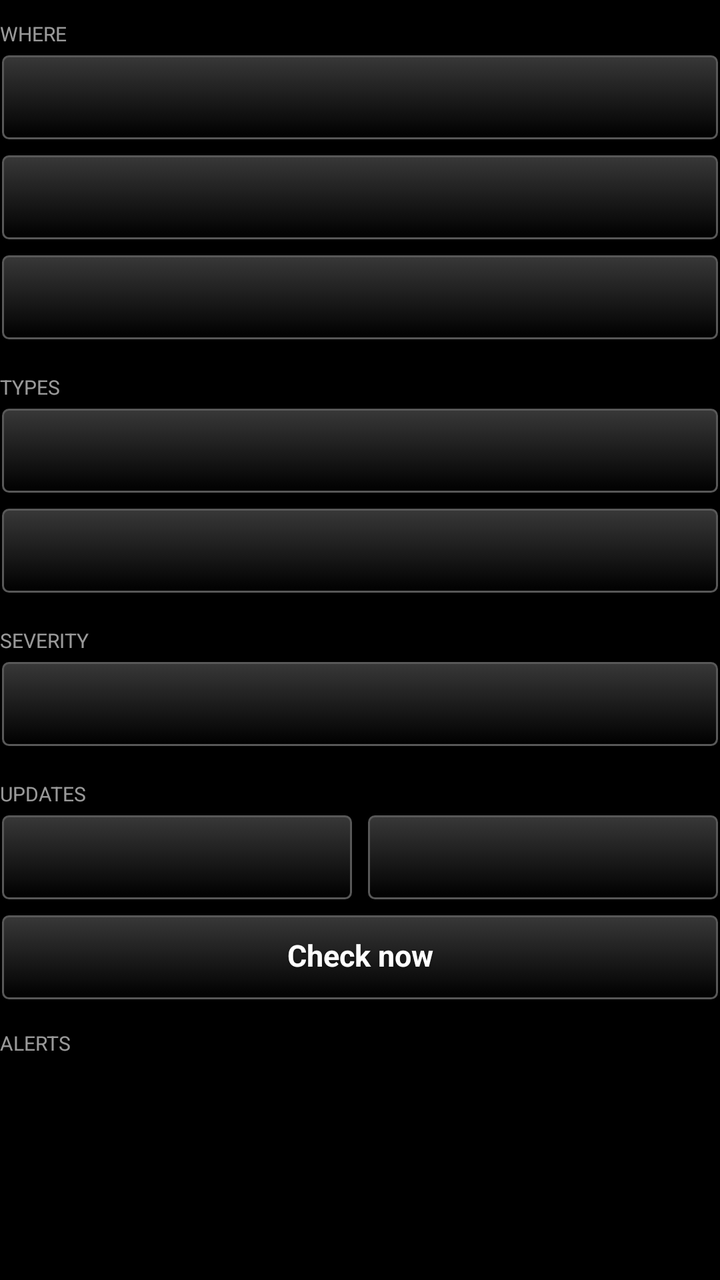
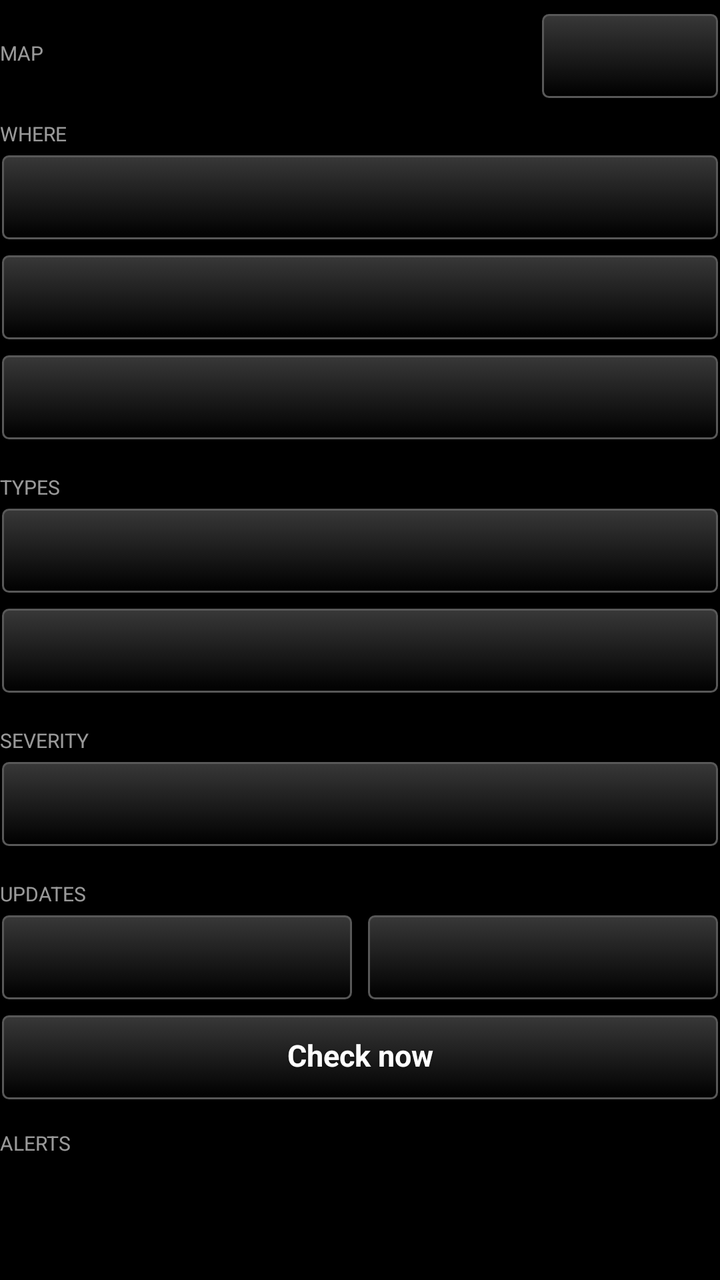

An Android layout rendered at two revisions. The XML below is the earlier revision; the diff shows what the commit changed to produce the second picture.
<!-- AndroidManifest.xml: application theme AppTheme -->
<!-- res/layout/controls_header.xml -->
<?xml version="1.0" encoding="utf-8"?>
<LinearLayout xmlns:android="http://schemas.android.com/apk/res/android"
    android:layout_width="match_parent"
    android:layout_height="wrap_content"
    android:orientation="vertical">

    
    <Button
        android:id="@+id/btn_map_key"
        style="@style/TakwerxButton"
        android:layout_width="match_parent"
        android:layout_height="wrap_content"
        android:layout_marginTop="6dp"
        android:visibility="gone"
        android:text="@string/map_key_show" />

    <LinearLayout
        android:id="@+id/map_key"
        android:layout_width="match_parent"
        android:layout_height="wrap_content"
        android:orientation="vertical"
        android:paddingTop="6dp"
        android:paddingLeft="4dp"
        android:visibility="gone" />

    <TextView
        style="@style/TakwerxSectionHeading"
        android:layout_width="match_parent"
        android:layout_height="wrap_content"
        android:text="@string/heading_where" />

    <Button
        android:id="@+id/btn_regions"
        style="@style/TakwerxButton"
        android:layout_width="match_parent"
        android:layout_height="wrap_content"
        android:layout_marginBottom="6dp" />

    <Button
        android:id="@+id/btn_states"
        style="@style/TakwerxButton"
        android:layout_width="match_parent"
        android:layout_height="wrap_content"
        android:layout_marginBottom="6dp" />

    <Button
        android:id="@+id/btn_counties"
        style="@style/TakwerxButton"
        android:layout_width="match_parent"
        android:layout_height="wrap_content"
        android:layout_marginBottom="6dp" />

    <TextView
        style="@style/TakwerxSectionHeading"
        android:layout_width="match_parent"
        android:layout_height="wrap_content"
        android:text="@string/heading_types" />

    <Button
        android:id="@+id/btn_categories"
        style="@style/TakwerxButton"
        android:layout_width="match_parent"
        android:layout_height="wrap_content"
        android:layout_marginBottom="6dp" />

    <Button
        android:id="@+id/btn_events"
        style="@style/TakwerxButton"
        android:layout_width="match_parent"
        android:layout_height="wrap_content"
        android:layout_marginBottom="6dp" />

    <TextView
        style="@style/TakwerxSectionHeading"
        android:layout_width="match_parent"
        android:layout_height="wrap_content"
        android:text="@string/heading_severity" />

    <Button
        android:id="@+id/btn_severity"
        style="@style/TakwerxButton"
        android:layout_width="match_parent"
        android:layout_height="wrap_content"
        android:layout_marginBottom="6dp" />

    <TextView
        style="@style/TakwerxSectionHeading"
        android:layout_width="match_parent"
        android:layout_height="wrap_content"
        android:text="@string/heading_updates" />

    <LinearLayout
        android:layout_width="match_parent"
        android:layout_height="wrap_content"
        android:orientation="horizontal">

        <Button
            android:id="@+id/btn_interval"
            style="@style/TakwerxButton"
            android:layout_width="0dp"
            android:layout_weight="1"
            android:layout_height="wrap_content"
            android:layout_marginRight="3dp" />

        <Button
            android:id="@+id/btn_notify"
            style="@style/TakwerxButton"
            android:layout_width="0dp"
            android:layout_weight="1"
            android:layout_height="wrap_content"
            android:layout_marginLeft="3dp" />
    </LinearLayout>

    <Button
        android:id="@+id/btn_refresh"
        style="@style/TakwerxButton"
        android:layout_width="match_parent"
        android:layout_height="wrap_content"
        android:layout_marginTop="6dp"
        android:text="@string/refresh_now" />

    <TextView
        android:id="@+id/alerts_heading"
        style="@style/TakwerxSectionHeading"
        android:layout_width="match_parent"
        android:layout_height="wrap_content"
        android:paddingTop="14dp"
        android:text="@string/heading_alerts" />

</LinearLayout>
<!-- resources referenced by this layout -->
<resources>
  <string name="heading_alerts">Alerts</string>
  <string name="heading_severity">Severity</string>
  <string name="heading_types">Types</string>
  <string name="heading_updates">Updates</string>
  <string name="heading_where">Where</string>
  <string name="map_key_show">Show map key</string>
  <string name="refresh_now">Check now</string>
  <style name="TakwerxButton" parent="@style/darkButton">
          <item name="android:paddingLeft">12dp</item>
          <item name="android:paddingRight">12dp</item>
          <item name="android:paddingTop">6dp</item>
          <item name="android:paddingBottom">8dp</item>
          <item name="android:minHeight">44dp</item>
          <item name="android:minWidth">0dp</item>
          <item name="android:textSize">15sp</item>
          <item name="android:singleLine">true</item>
          <item name="android:ellipsize">end</item>
      </style>
  <style name="TakwerxSectionHeading">
          <item name="android:textSize">10sp</item>
          <item name="android:textAllCaps">true</item>
          <item name="android:textColor">@color/white</item>
          <item name="android:alpha">0.6</item>
          <item name="android:paddingTop">10dp</item>
          <item name="android:paddingBottom">3dp</item>
      </style>
  <style name="AppTheme" parent="@android:style/Theme.Holo">
          <item name="android:buttonStyle">@android:style/Widget.Button</item>
          <item name="android:imageButtonStyle">@android:style/Widget.Button</item>
          <item name="android:buttonStyleToggle">@android:style/Widget.Button</item>
          <item name="android:spinnerStyle">@style/ATAKSpinner</item>
          <item name="android:spinnerItemStyle">@style/ATAKSpinnerItem</item>
          <item name="android:editTextStyle">@style/ATAKEditText</item>
      </style>
  <style name="darkButton" parent="@android:style/Widget.Button">
          <item name="android:background">@drawable/btn_gray</item>
          <item name="android:shadowColor">@color/darker_gray</item>
          <item name="android:shadowDy">1</item>
          <item name="android:shadowRadius">2</item>
          <item name="android:textColor">@color/white</item>
          <item name="android:textStyle">bold</item>
          <item name="android:paddingTop">0dp</item>
          <item name="android:paddingBottom">3dp</item>
          <item name="android:textSize">@dimen/fontSize</item>
      </style>
  <color name="white">#ffffff</color>
  <style name="ATAKSpinner" parent="@android:style/Widget.Spinner">
          <item name="android:spinnerMode">dialog</item>
      </style>
  <style name="ATAKSpinnerItem">
          <item name="android:textColor">@android:color/white</item>
          <item name="android:dropDownVerticalOffset">0dip</item>
          <item name="android:dropDownHorizontalOffset">0dip</item>
          <item name="android:dropDownWidth">wrap_content</item>
          <item name="android:gravity">left|center_vertical</item>
      </style>
  <style name="ATAKEditText" parent="@android:style/Widget.EditText">
          
          
  
          
          <item name="android:imeOptions">flagNoFullscreen</item>
      </style>
  <color name="darker_gray">#121212</color>
  <dimen name="fontSize">14sp</dimen>
  <!-- drawable new_dark_button_disabled (drawable) -->
  <?xml version="1.0" encoding="utf-8"?>
  <layer-list xmlns:android="http://schemas.android.com/apk/res/android">
      <item android:bottom="1dp" android:right="1dp" android:left="1dp" android:top="1dp">
          <shape android:shape="rectangle">
              <corners android:radius="3dp" />
              <stroke
                  android:width="1dp"
                  android:color="#484848" />
              <solid android:color="#484848" />
          </shape>
      </item>
  </layer-list>
  <!-- unchanged entries left out for length: 3 -->
</resources>

<!-- the commit's change to res/layout/controls_header.xml (unified diff, before → after) -->
@@ -3,6 +3,30 @@
     android:layout_width="match_parent"
     android:layout_height="wrap_content"
     android:orientation="vertical">
+
+    
+    <LinearLayout
+        android:layout_width="match_parent"
+        android:layout_height="wrap_content"
+        android:orientation="horizontal"
+        android:gravity="center_vertical"
+        android:paddingTop="6dp">
+
+        <TextView
+            style="@style/TakwerxSectionHeading"
+            android:layout_width="0dp"
+            android:layout_weight="1"
+            android:layout_height="wrap_content"
+            android:paddingTop="0dp"
+            android:text="@string/heading_map" />
+
+        <Button
+            android:id="@+id/btn_all"
+            style="@style/TakwerxButton"
+            android:layout_width="wrap_content"
+            android:layout_height="wrap_content"
+            android:minWidth="90dp" />
+    </LinearLayout>
 
     
     <Button
<!-- resource entries referenced after the edit -->
@@ -1,6 +1,7 @@
 <!-- resources referenced by this layout -->
 <resources>
   <string name="heading_alerts">Alerts</string>
+  <string name="heading_map">Map</string>
   <string name="heading_severity">Severity</string>
   <string name="heading_types">Types</string>
   <string name="heading_updates">Updates</string>
